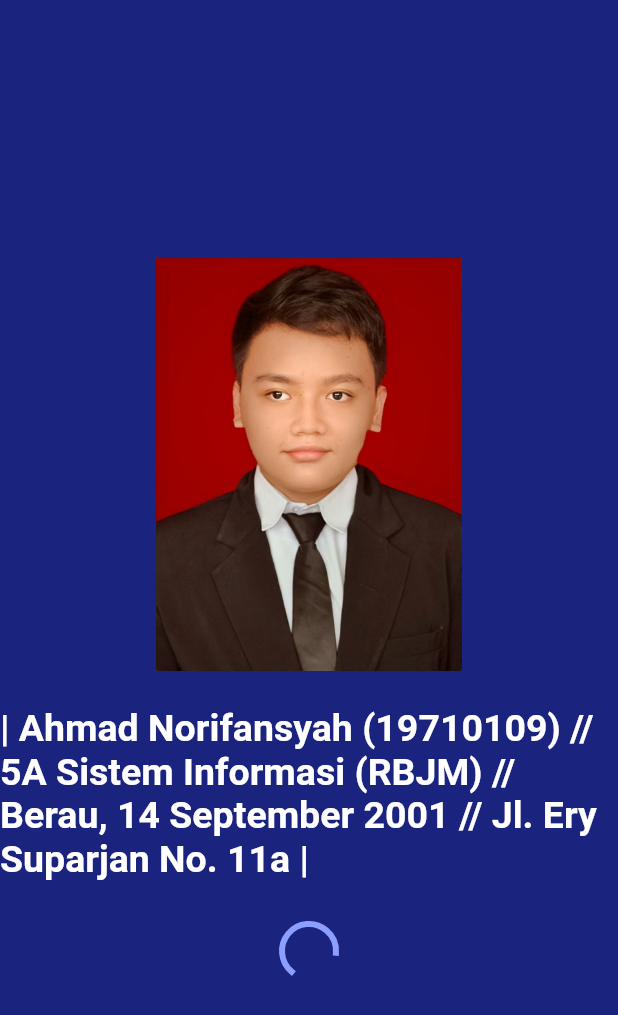
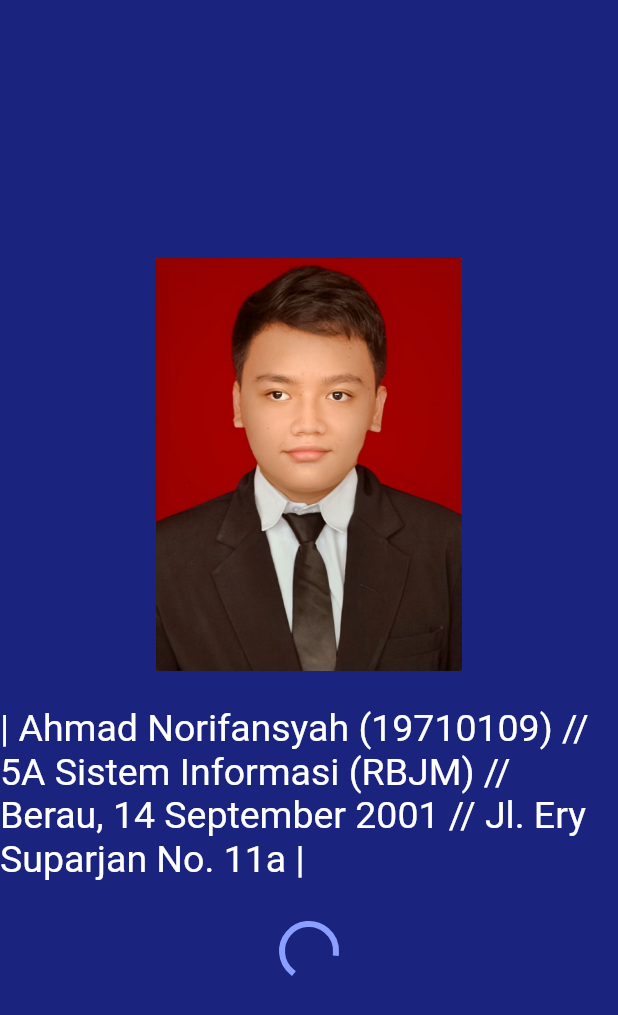
Before and after one commit to Ahmadnorifansyah/news_app_19710109, a Flutter app: the first screen one second after launch, on a phone screen of 412 x 824 dp. Shown: the top 1015 px of the screen. Run offline on Flutter 3.47's test engine with Material 2 defaults, Android fonts, the light colour scheme and no system bars.

Commit message:
Update Splashscreen_view.dart

```diff
--- a/lib/Splashscreen_view.dart
+++ b/lib/Splashscreen_view.dart
@@ -48,7 +48,6 @@ class _SplashScreenPageState extends State<SplashScreenPage> {
             "| Ahmad Norifansyah (19710109) // 5A Sistem Informasi (RBJM) // Berau, 14 September 2001 // Jl. Ery Suparjan No. 11a |",
             style: TextStyle(
               color: Colors.white,
-              fontWeight: FontWeight.bold,
               fontSize: 25.0,
             ),
           ),
```
